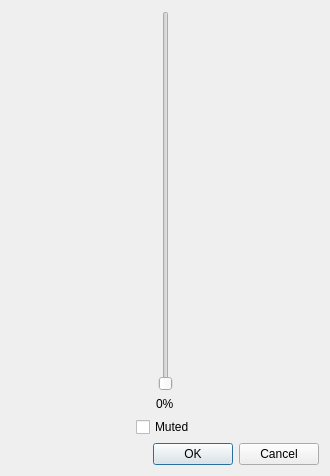
Before: the Qt Designer form Source/RMG-Audio/UserInterface/MainDialog.ui in Rosalie241/RMG, drawn with Qt 5.
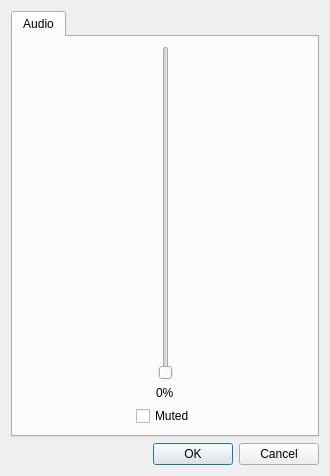
After: the same form once the commit is applied.

Commit message: RMG-Audio: change UI design slightly

```diff
--- a/Source/RMG-Audio/UserInterface/MainDialog.ui
+++ b/Source/RMG-Audio/UserInterface/MainDialog.ui
@@ -15,6 +15,13 @@
   </property>
   <layout class="QVBoxLayout" name="verticalLayout_2">
    <item>
+    <widget class="QTabWidget" name="tabWidget">
+     <widget class="QWidget" name="tab">
+      <attribute name="title">
+       <string>Audio</string>
+      </attribute>
+      <layout class="QVBoxLayout" name="verticalLayout_3">
+       <item>
     <layout class="QHBoxLayout" name="horizontalLayout">
      <item>
       <spacer name="horizontalSpacer">
@@ -33,18 +40,15 @@
       <layout class="QVBoxLayout" name="verticalLayout">
        <item alignment="Qt::AlignHCenter">
         <widget class="QSlider" name="volumeSlider">
-         <property name="layoutDirection">
-          <enum>Qt::LeftToRight</enum>
-         </property>
-         <property name="styleSheet">
-          <string notr="true"/>
+             <property name="sizePolicy">
+              <sizepolicy hsizetype="Fixed" vsizetype="Expanding">
+               <horstretch>0</horstretch>
+               <verstretch>0</verstretch>
+              </sizepolicy>
          </property>
          <property name="maximum">
           <number>100</number>
          </property>
-         <property name="pageStep">
-          <number>10</number>
-         </property>
          <property name="orientation">
           <enum>Qt::Vertical</enum>
          </property>
@@ -52,13 +56,25 @@
        </item>
        <item alignment="Qt::AlignHCenter">
         <widget class="QLabel" name="volumeLabel">
+             <property name="sizePolicy">
+              <sizepolicy hsizetype="Preferred" vsizetype="Minimum">
+               <horstretch>0</horstretch>
+               <verstretch>0</verstretch>
+              </sizepolicy>
+             </property>
          <property name="text">
           <string>0%</string>
          </property>
         </widget>
        </item>
        <item>
-        <widget class="QCheckBox" name="mutedCheckbox">
+            <widget class="QCheckBox" name="mutedCheckBox">
+             <property name="sizePolicy">
+              <sizepolicy hsizetype="Minimum" vsizetype="Minimum">
+               <horstretch>0</horstretch>
+               <verstretch>0</verstretch>
+              </sizepolicy>
+             </property>
          <property name="text">
           <string>Muted</string>
          </property>
@@ -80,6 +96,10 @@
       </spacer>
      </item>
     </layout>
+       </item>
+      </layout>
+     </widget>
+    </widget>
    </item>
    <item>
     <widget class="QDialogButtonBox" name="buttonBox">
```
Lines whose indentation alone changed are shown as unchanged. The commit also changes 1 other file.
